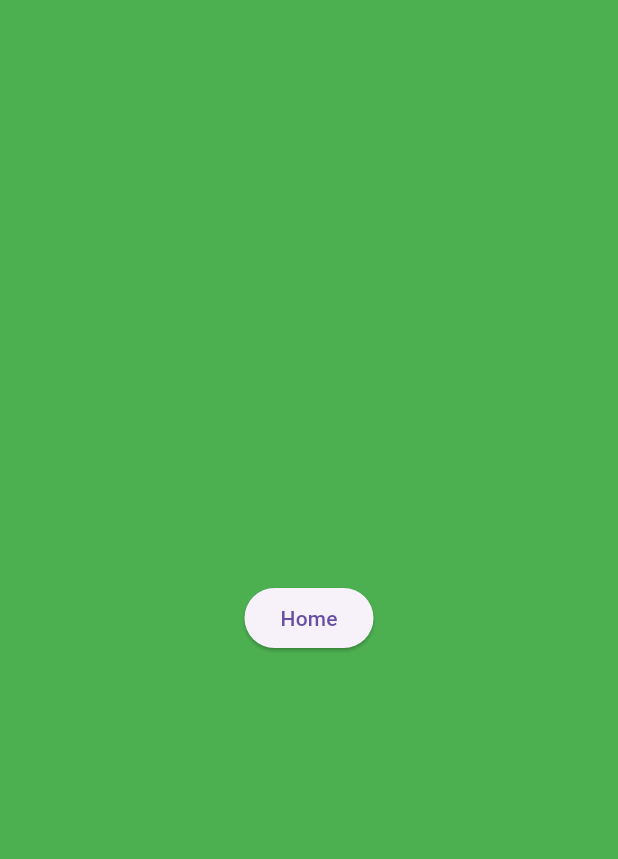
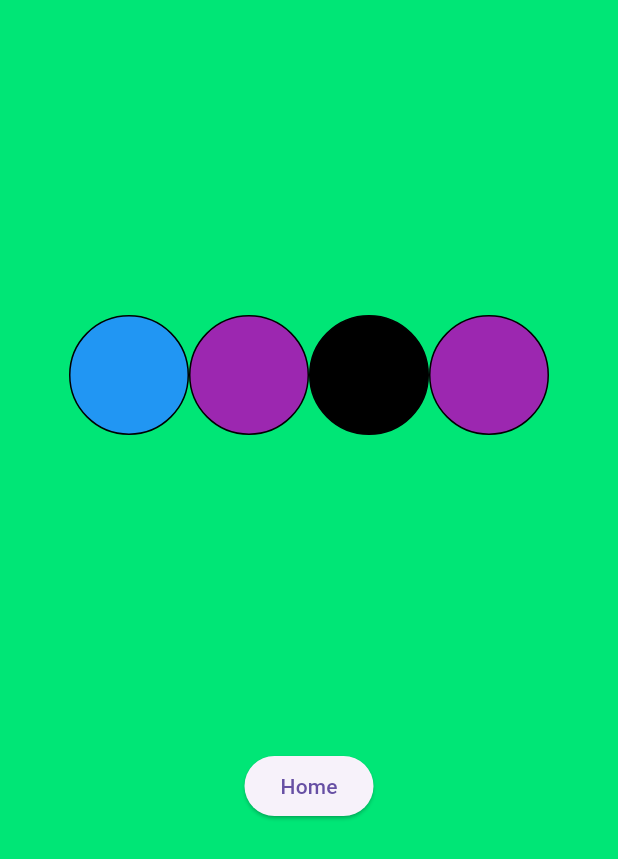
Before and after one commit to CaptGrizzly/Phone_Game_App, a Flutter app: the HitAndBlowScreen screen opened directly, on a phone screen of 412 x 824 dp. Shown: the top 859 px of the screen. Run offline on Flutter 3.47's test engine with Material 3 defaults, Android fonts, the phone set to English and light mode, and no system bars; our stand-ins replace cloud_firestore, firebase_core; missing offline and left inert: maze_builder; accounts and stored records are empty.

Commit message:
Hit And Blow Start

```diff
--- a/lib/games/hit_and_blow.dart
+++ b/lib/games/hit_and_blow.dart
@@ -1,15 +1,64 @@
+import 'dart:math';
 import 'package:flutter/material.dart';
 import '../home.dart';
 
-class HitAndBlowScreen extends StatelessWidget {
+class HitAndBlowScreen extends StatefulWidget {
   const HitAndBlowScreen({super.key});
+
+  @override
+  State<HitAndBlowScreen> createState() => _HitAndBlowScreenState();
+}
+
+class _HitAndBlowScreenState extends State<HitAndBlowScreen> {
+  static List<Color> colors = [
+    Colors.red,
+    Colors.orange,
+    Colors.yellow,
+    Colors.green,
+    Colors.blue,
+    Colors.purple,
+    Colors.black,
+    Colors.white,
+  ];
+
+  static Random rand = Random();
+
+  List<Color> solution = [
+    colors[rand.nextInt(colors.length)],
+    colors[rand.nextInt(colors.length)],
+    colors[rand.nextInt(colors.length)],
+    colors[rand.nextInt(colors.length)]
+  ];
 
   @override
   Widget build(BuildContext context) {
     return Scaffold(
-      backgroundColor: Colors.green,
+      backgroundColor: Colors.greenAccent[400],
       body: Center(
-        child: ElevatedButton(
+        child: Column(
+          children: [
+            SizedBox(
+              height: 500,
+              child: ListView.builder(
+                shrinkWrap: true,
+                scrollDirection: Axis.horizontal,
+                itemCount: solution.length,
+                itemBuilder: (ctx, index) => Container(
+                  width: 80,
+                  height: 80,
+                  decoration: BoxDecoration(
+                    color: solution[index],
+                    shape: BoxShape.circle,
+                    border: Border.all(
+                      width: 1,
+                      color: Colors.black,
+                    )
+                  ),
+                )
+              ),
+            ),
+
+            ElevatedButton(
               onPressed: () {
                 Navigator.push(
                     context,
@@ -18,6 +67,8 @@ class HitAndBlowScreen extends StatelessWidget {
               },
               child: const Text('Home'),
             ),
+          ],
+        ),
       ),
     );
   }
--- a/lib/games/mad libs/puzzles.dart
+++ b/lib/games/mad libs/puzzles.dart
@@ -2,7 +2,7 @@ import 'package:flutter/material.dart';
 
 String campStory = "Dear word, \n"
 "I am having a(n) word time at camp. My counselor is word and the food is word. "
-    "I met word and we became word friends. When we went word at the place yesterday, we saw a(n) word word! "
+    "I met word and we became word friends. When we went word at the word yesterday, we saw a(n) word word! "
     "We could not believe our word! Every night, we meet at the word and word songs. I do word home, though, "
     "so please word back soon! \n"
 "Sincerely, \n"
--- a/lib/home.dart
+++ b/lib/home.dart
@@ -104,7 +104,7 @@ class GameHomeScreen extends StatelessWidget {
                     height: 80,
                     child: ElevatedButton(
                         style: ElevatedButton.styleFrom(
-                          backgroundColor: Colors.green,
+                          backgroundColor: Colors.greenAccent[400],
                           side: const BorderSide(
                             width: 1,
                             color: Colors.black,
```
Also changed, not shown: lib/games/mad libs/mad_libs_input.dart (+30 -11 lines), lib/games/mad libs/mad_libs_result.dart (+8 -1 lines). Lines whose indentation alone changed are shown as unchanged.
